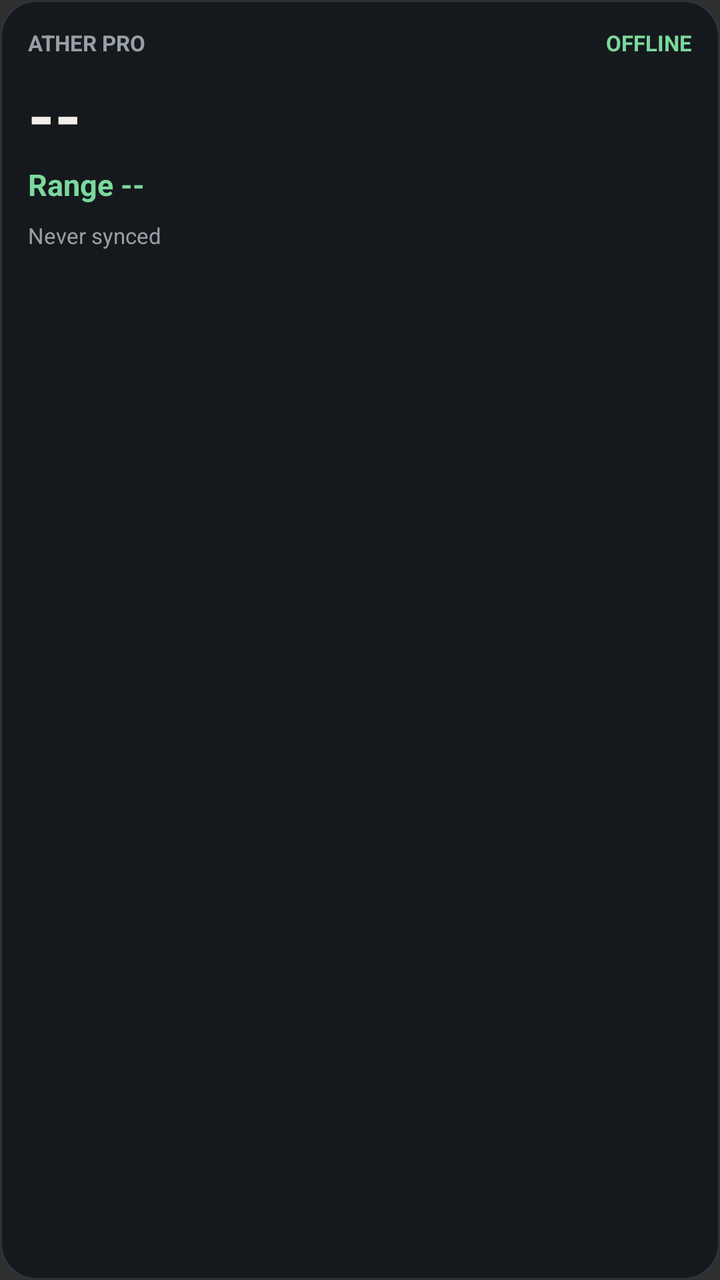
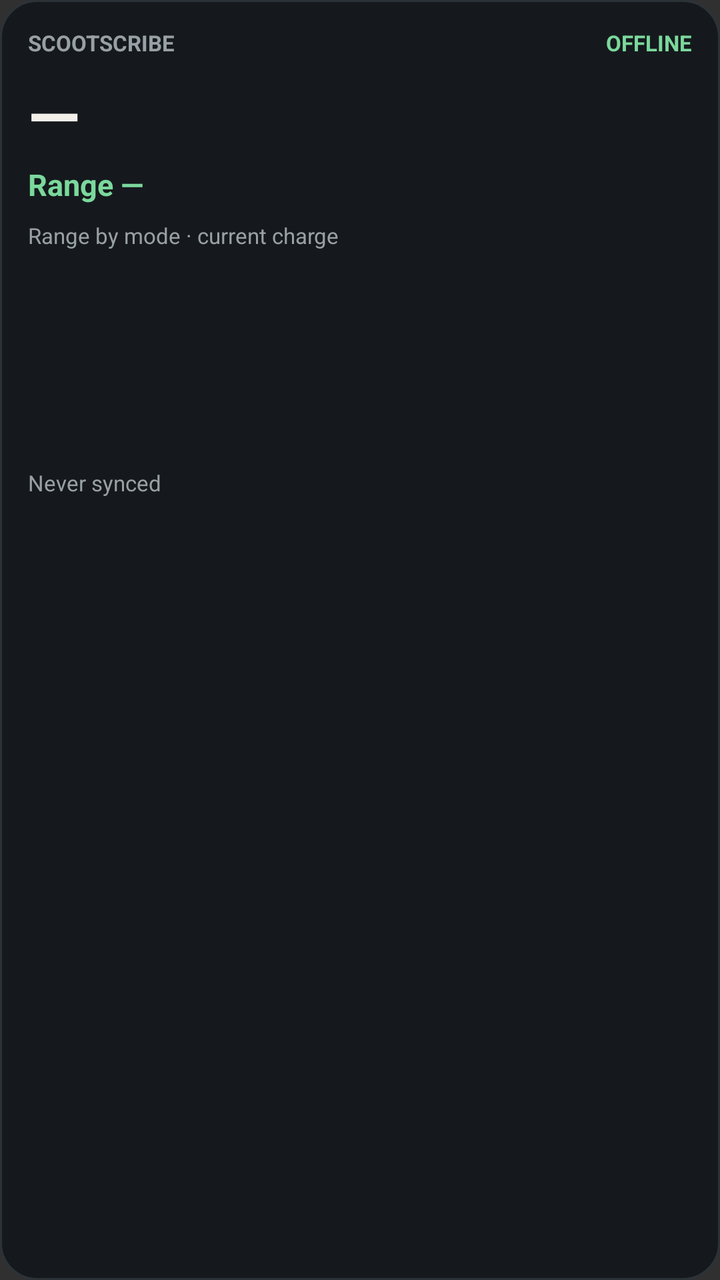

Compare the two renders of this Android layout. The source of the first and the diff that turns it into the second are given below.
<!-- AndroidManifest.xml: application theme Theme.AtherPro -->
<!-- res/layout/widget_scooter_status.xml -->
<?xml version="1.0" encoding="utf-8"?>
<LinearLayout xmlns:android="http://schemas.android.com/apk/res/android"
    android:id="@+id/widget_root"
    android:layout_width="match_parent"
    android:layout_height="match_parent"
    android:background="@drawable/widget_background"
    android:orientation="vertical"
    android:padding="14dp"
    android:contentDescription="@string/widget_content_description">

    <LinearLayout
        android:layout_width="match_parent"
        android:layout_height="wrap_content"
        android:gravity="center_vertical"
        android:orientation="horizontal">

        <TextView
            android:layout_width="0dp"
            android:layout_height="wrap_content"
            android:layout_weight="1"
            android:text="@string/widget_title"
            android:textAllCaps="true"
            android:textColor="#98A0A5"
            android:textSize="11sp"
            android:textStyle="bold" />

        <TextView
            android:id="@+id/widget_connection"
            android:layout_width="wrap_content"
            android:layout_height="wrap_content"
            android:text="@string/widget_connection_offline"
            android:textAllCaps="true"
            android:textColor="#7BD89C"
            android:textSize="11sp"
            android:textStyle="bold" />
    </LinearLayout>

    <TextView
        android:id="@+id/widget_soc"
        android:layout_width="match_parent"
        android:layout_height="wrap_content"
        android:layout_marginTop="6dp"
        android:text="@string/widget_soc_placeholder"
        android:textColor="#F3F0EA"
        android:textSize="34sp"
        android:textStyle="bold" />

    <TextView
        android:id="@+id/widget_range"
        android:layout_width="match_parent"
        android:layout_height="wrap_content"
        android:layout_marginTop="2dp"
        android:text="@string/widget_range_placeholder"
        android:textColor="#7BD89C"
        android:textSize="15sp"
        android:textStyle="bold" />

    <TextView
        android:id="@+id/widget_sync"
        android:layout_width="match_parent"
        android:layout_height="wrap_content"
        android:layout_marginTop="8dp"
        android:text="@string/widget_sync_never"
        android:textColor="#98A0A5"
        android:textSize="11sp" />
</LinearLayout>
<!-- resources referenced by this layout -->
<resources>
  <!-- drawable widget_background (drawable) -->
  <?xml version="1.0" encoding="utf-8"?>
  <shape xmlns:android="http://schemas.android.com/apk/res/android"
      android:shape="rectangle">
      <solid android:color="#15191D" />
      <corners android:radius="18dp" />
      <stroke
          android:width="1dp"
          android:color="#2C3338" />
  </shape>
  <string name="widget_connection_offline">OFFLINE</string>
  <string name="widget_content_description">Ather Pro battery and range widget</string>
  <string name="widget_range_placeholder">Range --</string>
  <string name="widget_soc_placeholder">--</string>
  <string name="widget_sync_never">Never synced</string>
  <string name="widget_title">Ather Pro</string>
  <style name="Theme.AtherPro" parent="android:style/Theme.Material.NoActionBar">
          <item name="android:fontFamily">sans</item>
          <item name="android:windowBackground">@color/launcher_background</item>
          <item name="android:colorAccent">#FF5A2A</item>
          <item name="android:navigationBarColor">#000000</item>
          <item name="android:statusBarColor">@android:color/transparent</item>
          <item name="android:windowLightStatusBar">false</item>
      </style>
  <color name="launcher_background">#07090B</color>
</resources>

<!-- the commit's change to res/layout/widget_scooter_status.xml (unified diff, before → after) -->
@@ -55,6 +55,13 @@
         android:textSize="15sp"
         android:textStyle="bold" />
 
+    <LinearLayout android:id="@+id/widget_details" android:layout_width="match_parent" android:layout_height="wrap_content" android:orientation="vertical">
+        <TextView android:layout_width="match_parent" android:layout_height="wrap_content" android:text="@string/widget_modes_label" android:textColor="#98A0A5" android:textSize="11sp" android:layout_marginTop="8dp" />
+        <TextView android:id="@+id/widget_modes" android:layout_width="match_parent" android:layout_height="wrap_content" android:textColor="#F3F0EA" android:textSize="12sp" android:maxLines="3" />
+        <ImageView android:id="@+id/widget_graph" android:layout_width="match_parent" android:layout_height="64dp" android:layout_marginTop="6dp" android:contentDescription="@string/widget_graph_description" android:scaleType="fitXY" />
+        <TextView android:id="@+id/widget_charge" android:layout_width="match_parent" android:layout_height="wrap_content" android:textColor="#98A0A5" android:textSize="11sp" />
+    </LinearLayout>
+
     <TextView
         android:id="@+id/widget_sync"
         android:layout_width="match_parent"
<!-- resource entries referenced after the edit -->
@@ -11,11 +11,13 @@
           android:color="#2C3338" />
   </shape>
   <string name="widget_connection_offline">OFFLINE</string>
-  <string name="widget_content_description">Ather Pro battery and range widget</string>
-  <string name="widget_range_placeholder">Range --</string>
-  <string name="widget_soc_placeholder">--</string>
+  <string name="widget_content_description">ScootScribe battery and range widget</string>
+  <string name="widget_graph_description">Battery history, 100 percent at top to zero at bottom</string>
+  <string name="widget_modes_label">Range by mode · current charge</string>
+  <string name="widget_range_placeholder">Range —</string>
+  <string name="widget_soc_placeholder">—</string>
   <string name="widget_sync_never">Never synced</string>
-  <string name="widget_title">Ather Pro</string>
+  <string name="widget_title">ScootScribe</string>
   <style name="Theme.AtherPro" parent="android:style/Theme.Material.NoActionBar">
           <item name="android:fontFamily">sans</item>
           <item name="android:windowBackground">@color/launcher_background</item>
